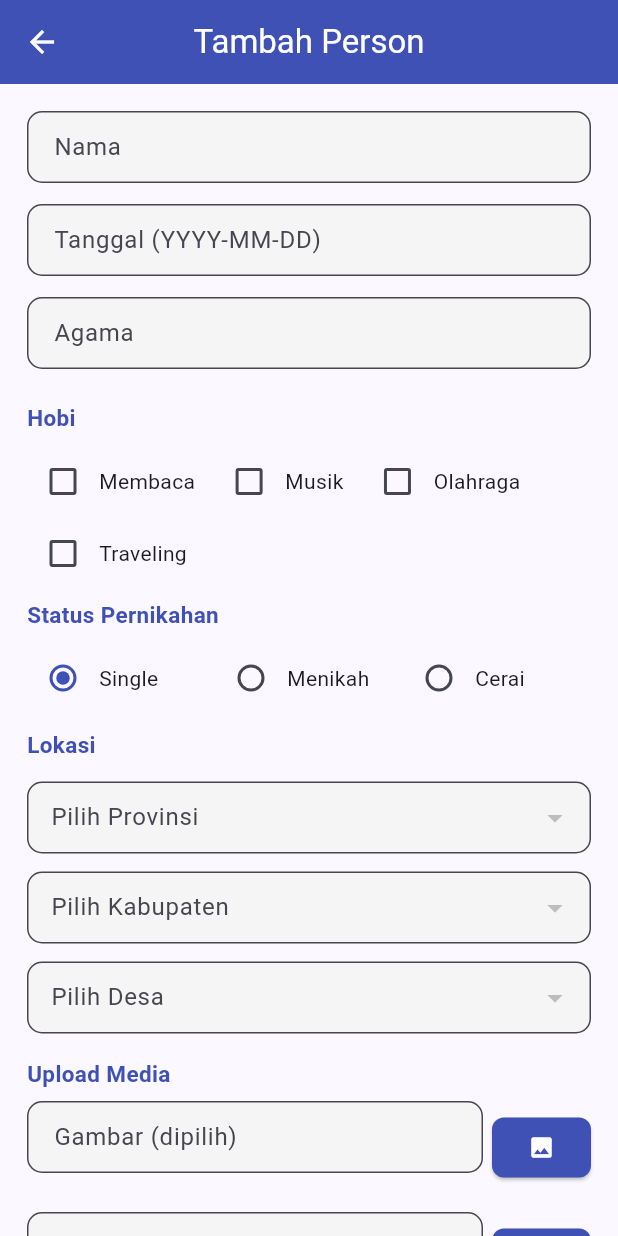
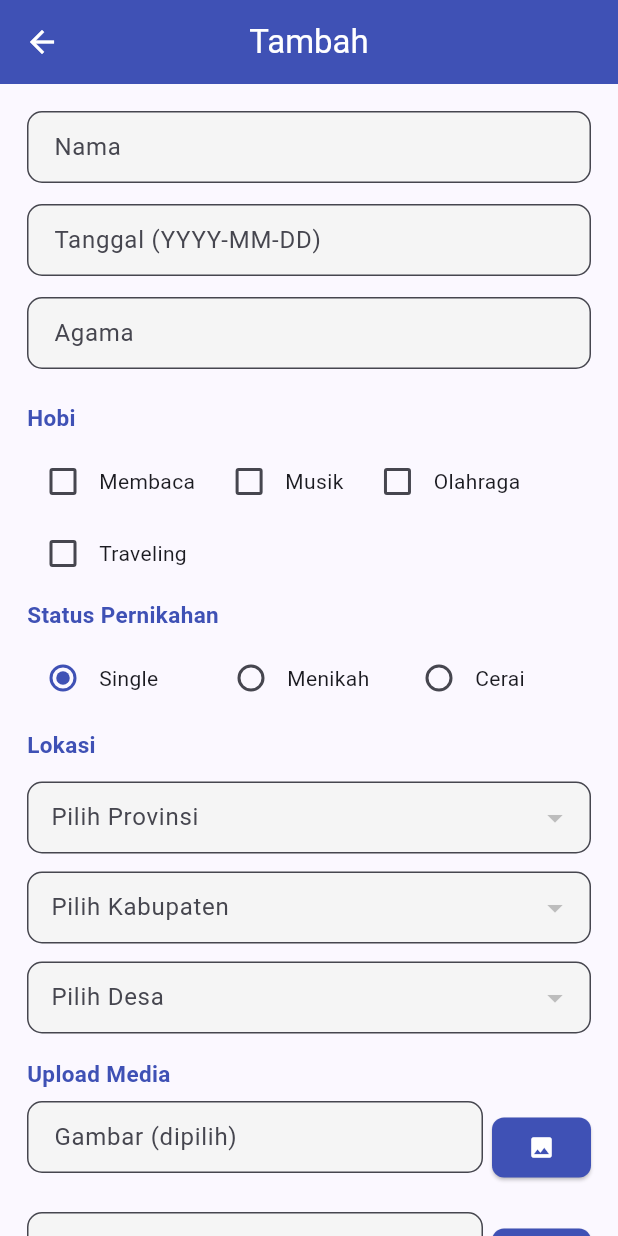
Before and after one commit to fanyAlansyah313/flutter-test, a Flutter app: the TambahScreen screen opened directly, on a phone screen of 412 x 824 dp. Run offline on Flutter 3.47's test engine with Material 3 defaults, Android fonts, the phone set to English and light mode, and no system bars; our stand-ins replace file_picker, image_picker; network calls fail.

Commit message:
Update tambah_data.dart

```diff
--- a/lib/screens/tambah_data.dart
+++ b/lib/screens/tambah_data.dart
@@ -275,7 +275,7 @@ class _TambahScreenState extends State<TambahScreen> {
   Widget build(BuildContext context) {
     return Scaffold(
       appBar: AppBar(
-        title: const Text('Tambah Person'),
+        title: const Text('Tambah'),
         centerTitle: true,
         backgroundColor: Colors.indigo,
       ),
```
